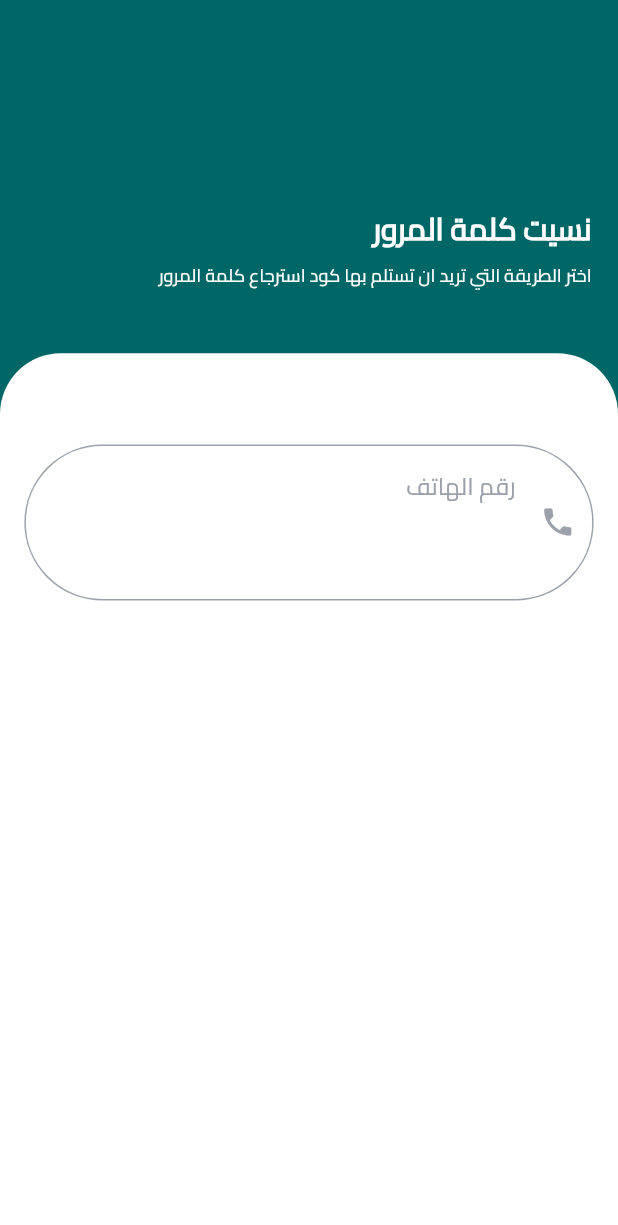
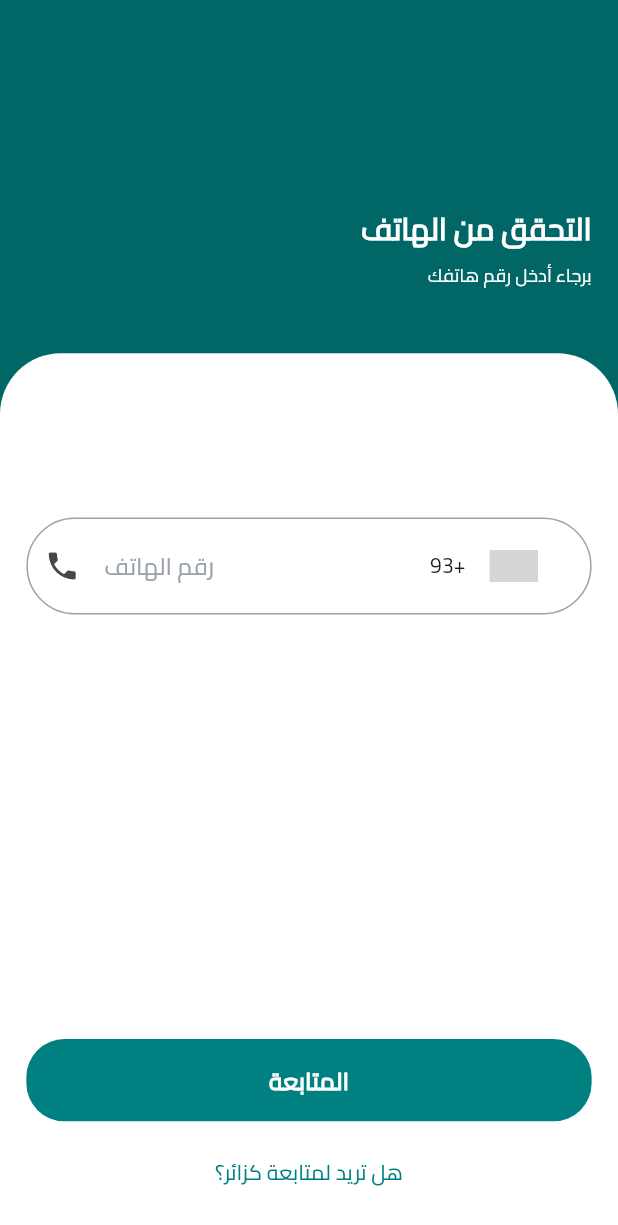
Before and after one commit to melhusseinyy/sakani_app, a Flutter app: the screen it shows after launch, after a tap on "نسيت كلمة السر؟", on a phone screen of 412 x 824 dp. Shown: the top 1225 px of the screen. Run offline on Flutter 3.47's test engine with Material 3 defaults, Android fonts, the phone set to English and light mode, and no system bars; drawn by our look-alikes of country_code_picker; our stand-ins replace flutter_screenutil, iconsax_flutter, pin_code_fields; grey boxes are pictures that could not be loaded.

Commit message:
return password back

```diff
--- a/lib/custom_button.dart
+++ b/lib/custom_button.dart
@@ -2,21 +2,23 @@ import 'package:flutter/material.dart';
 import 'package:flutter_screenutil/flutter_screenutil.dart';
 
 class CustomButton extends StatelessWidget {
-   CustomButton({super.key,required this.onTap});
+   CustomButton({super.key,required this.onTap, required this.width, required this.height, required this.text});
 VoidCallback? onTap;
+final double width,height;
+final String text;
   @override
   Widget build(BuildContext context) {
     return  GestureDetector(
       onTap: onTap,
       child: Container(
-                              width: 253.w,
-                              height: 54.h,
+                              width: width,
+                              height: height,
                               decoration: BoxDecoration(
                                 borderRadius: BorderRadius.circular(25.sp),
                                 color: Color(0xff008080)
                               ),
                               child:  Center(
-                                child: Text('تسجيل الدخول',style: TextStyle(
+                                child: Text(text,style: TextStyle(
                                                               fontWeight: FontWeight.w600,
                                                               fontSize: 16.sp,
                                                               color: Colors.white
--- a/lib/main.dart
+++ b/lib/main.dart
@@ -20,7 +20,7 @@ class SakaniApp extends StatelessWidget {
           locale: const Locale('ar'),
           builder: (context, child) {
             return Directionality(
-              textDirection: TextDirection.ltr,
+              textDirection: TextDirection.rtl,
               child: child!,
             );
           },
--- a/lib/views/forget_password_page.dart
+++ b/lib/views/forget_password_page.dart
@@ -1,45 +1,99 @@
+import 'package:country_code_picker/country_code_picker.dart';
 import 'package:flutter/material.dart';
 import 'package:flutter_screenutil/flutter_screenutil.dart';
-import 'package:sakni/widgets/custom_container.dart';
+import 'package:sakni/views/select_pass.dart';
 import 'package:sakni/widgets/custom_text_field.dart';
+import 'package:sakni/widgets/custom_text_home.dart';
 
-import 'package:sakni/widgets/high_container.dart';
 
-class ForgetPasswordPage extends StatelessWidget {
+
+class ForgetPasswordPage extends StatefulWidget {
   const ForgetPasswordPage({super.key});
+
+  @override
+  State<ForgetPasswordPage> createState() => _ForgetPasswordPageState();
+}
+
+class _ForgetPasswordPageState extends State<ForgetPasswordPage> {
+  String phoneNumber='';
+
 
   @override
   Widget build(BuildContext context) {
     return Scaffold(
 
-      body:Stack(
+      body: Stack(
         children: [
-          HighContainer(title: 'نسيت كلمة المرور',
-      subTitle: 'اختر الطريقة التي تريد ان تستلم بها كود استرجاع كلمة المرور',),
+          CustomTextHome(title: 'التحقق من الهاتف', subTitle: 'برجاء أدخل رقم هاتفك'),
            Positioned(
           top: 232.h,
           left: 0,
           right: 0,
-          child: Container(
+          child:Container(
                 height: 580.h
                 ,
                   decoration: BoxDecoration(
           borderRadius: BorderRadius.only(topLeft: Radius.circular(40.r),
           topRight: Radius.circular(40.r)),
-          color: Colors.white),
+          color: Colors.white
+                  ),
                   child: Padding(
-              padding: const EdgeInsets.symmetric(horizontal: 16).r,
+                    padding: const EdgeInsets.symmetric(horizontal: 16).w,
                     child: Column(
                       children: [
-                  SizedBox(height: 60.h,),
-                  CustomFormTextField(hintText: 'رقم الهاتف', suffixIcon: Icons.phone, onChanged: (Data){}, borderColor:Color(0xff15B097),maxLines: 3,)
+                        SizedBox(height: 108.h,),
+                        CustomFormTextField(hintText:'رقم الهاتف' ,suffixIcon:Icon(Icons.phone),prefixIcon:Row(
+                          mainAxisSize: MainAxisSize.min,
+                          children: [
+                           CountryCodePicker(),
+                          ],
+                        ) ,onChanged: (value){
+                         setState(() {
+                         phoneNumber=value;
+
+                         });
+                        },),
+                        SizedBox(height: 279.h,),
+                        GestureDetector(
+                          onTap: () {
+                            Navigator.push(context, MaterialPageRoute(builder:(context){
+                              return SelectPass(
+                                phoneNumber: phoneNumber,
+                              );
+                            }));
+                          },
+                          child: Container(
+                            height: 54.h,
+                            width: 343.w,
+                            decoration: BoxDecoration(
+                              borderRadius: BorderRadius.circular(25.r),
+                              color: Color(0xff008080),
+                            ),
+                            child: Center(
+                              child: Text('المتابعة',style: TextStyle(
+                                color: Colors.white,
+                                fontSize: 16.sp,
+                                fontWeight: FontWeight.w600,
+                              ),),
+                            ),
+                          ),
+                        ),
+                         SizedBox(height: 24.h,),
+                        Text('هل تريد لمتابعة كزائر؟',style: TextStyle(
+                          fontSize: 14.sp,
+                          fontWeight: FontWeight.w400,
+                          color: Color(0xff008080)
+                        ),)
                       ],
                     ),
                   ),
+
                   ),
         ),
         ],
-      ) ,
+
+      )
+
     );
   }
 }
--- a/lib/views/splash_screen.dart
+++ b/lib/views/splash_screen.dart
@@ -1,7 +1,7 @@
 import 'dart:async';
 
 import 'package:flutter/material.dart';
-import 'package:sakni/views/homeView.dart';
+import 'package:sakni/views/sign_up_page.dart';
 
 class SplashScreen extends StatefulWidget {
   const SplashScreen({super.key});
@@ -13,7 +13,7 @@ class SplashScreen extends StatefulWidget {
 class _SplashScreenState extends State<SplashScreen> {
   @override
   void initState() {
-    Timer(Duration(seconds: 5), ()=>
+    Timer(Duration(seconds: 2), ()=>
     Navigator.pushReplacement(context,MaterialPageRoute(
       builder: (context)=>HomeView()
     ), )
--- /dev/null
+++ b/lib/widgets/container-header.dart
@@ -0,0 +1,42 @@
+import 'package:flutter/material.dart';
+import 'package:flutter_screenutil/flutter_screenutil.dart';
+
+class ContainerHeader extends StatelessWidget {
+  const ContainerHeader({super.key});
+
+  @override
+  Widget build(BuildContext context) {
+    return Container(
+                height: 60.h,decoration: BoxDecoration(
+                  borderRadius: BorderRadius.circular(40.r),
+                  color: Color(0xffD9D9D9)
+                ),
+                child: Row(
+
+                  children: [
+                    SizedBox(width: 40.w,),
+                    Text('انشاء حساب',style: TextStyle(
+                      fontWeight: FontWeight.w600,fontSize: 16.sp,
+                      color: Color(0xff9CA2AC)
+                    ),),
+                    SizedBox(width: 50.w,),
+                    Container(
+                      height: 48.w,
+                      width: 165.h,
+                      decoration: BoxDecoration(
+                  borderRadius: BorderRadius.circular(33.r),
+                  color: Colors.white),
+                      child: Center(
+                        child: Text('تسجيل الدخول',style: TextStyle(
+                          fontWeight: FontWeight.w600,
+                          fontSize: 16.sp,
+                          color: Colors.teal
+                        ),),
+                      ),
+                    )
+                  ],
+                ),
+
+              );
+  }
+}
--- a/lib/widgets/custom_text_field.dart
+++ b/lib/widgets/custom_text_field.dart
@@ -8,55 +8,63 @@ class CustomFormTextField extends StatelessWidget {
     this.obscureText = false,
     this.prefixIcon,
     required this.suffixIcon,
-    required this.onChanged,
-     this.controller,
-     this.errorText,
-    required this.borderColor, this.maxLines=1,
+
+    this.controller,
+    this.errorText,required this.onChanged,
 
   });
-  String hintText;
+  final String hintText;
   final TextEditingController? controller;
-  final IconData? prefixIcon;
-  final IconData suffixIcon;
-  final Function(String)? onChanged;
+  final Widget? prefixIcon;
+  final Widget suffixIcon;
+  final void Function(String)? onChanged;
+
+
   bool obscureText;
   final String? errorText;
-  final Color borderColor;
-  final int? maxLines ;
+
+
 
   @override
   Widget build(BuildContext context) {
     return TextFormField(
-      maxLines: maxLines,
-      onChanged: onChanged,
+
+
+    onChanged:onChanged ,
+
       textAlign: TextAlign.end,
       controller: controller,
 
       obscureText: obscureText,
-      validator: (data) {
-        if (data!.isEmpty) {
-          return 'field is required';
-        }
-        return null;
-      },
 
       decoration: InputDecoration(
+        contentPadding:EdgeInsets.symmetric(vertical:20.h ) ,
+
+
+
 
         errorText: errorText,
 
-        suffixIcon: Icon(suffixIcon, color: Color(0xff9CA2AC)),
-        prefixIcon: Icon(prefixIcon, color: Color(0xff9CA2AC)),
-
+        suffixIcon: suffixIcon,
+        prefixIcon: prefixIcon,
 
         hintText: hintText,
         hintStyle: TextStyle(color: Color(0xff9CA2AC)),
         enabledBorder: OutlineInputBorder(
           borderRadius: BorderRadius.circular(65.r),
-          borderSide: BorderSide(color:Color(0xff9CA2AC)),
+          borderSide: BorderSide(color: Color(0xff9CA2AC)),
         ),
         focusedBorder: OutlineInputBorder(
           borderRadius: BorderRadius.circular(65.r),
-          borderSide: BorderSide(color:borderColor),
+          borderSide: BorderSide(color: Color(0xff15B097)),
+        ),
+        errorBorder: OutlineInputBorder(
+          borderRadius: BorderRadius.circular(65.r),
+          borderSide: const BorderSide(color: Color(0xffC03744)),
+        ),
+        focusedErrorBorder: OutlineInputBorder(
+          borderRadius: BorderRadius.circular(65.r),
+          borderSide: const BorderSide(color: Color(0xffC03744), width: 2),
         ),
       ),
     );
--- a/lib/widgets/high_container.dart
+++ b/lib/widgets/custom_text_home.dart
@@ -1,18 +1,18 @@
 import 'package:flutter/material.dart';
 import 'package:flutter_screenutil/flutter_screenutil.dart';
 
-class HighContainer extends StatelessWidget {
-  const HighContainer({super.key, required this.title, required this.subTitle});
+class CustomTextHome extends StatelessWidget {
+  const CustomTextHome({super.key, required this.title, required this.subTitle});
 final String title,subTitle;
   @override
   Widget build(BuildContext context) {
-    return  Container(
+    return Container(
           color: const Color(0xff006666),
           width: double.infinity,
           child: Padding(
             padding: EdgeInsets.symmetric(horizontal: 16.w),
             child: Column(
-              crossAxisAlignment: CrossAxisAlignment.end,
+              crossAxisAlignment: CrossAxisAlignment.start,
               children: [
                 SizedBox(height: 136.h),
                 Text(
@@ -26,12 +26,14 @@ final String title,subTitle;
                 ),
                 SizedBox(height: 8.h),
                 Text(
+                  textAlign: TextAlign.start,
                  subTitle,
                   style: TextStyle(
                     fontFamily: 'Cairo',
                     fontSize: 12.sp,
                     fontWeight: FontWeight.w400,
                     color: Colors.white,
+
                   ),
                 ),
               ],
--- a/lib/widgets/home_view_body.dart
+++ b/lib/widgets/home_view_body.dart
@@ -1,7 +1,8 @@
 import 'package:flutter/material.dart';
 import 'package:flutter_screenutil/flutter_screenutil.dart';
-import 'package:sakni/widgets/custom_container.dart';
-import 'package:sakni/widgets/high_container.dart';
+import 'package:sakni/widgets/sign_up_body.dart';
+import 'package:sakni/widgets/custom_text_home.dart';
+
 
 
 class HomeViewBody extends StatelessWidget {
@@ -11,12 +12,12 @@ class HomeViewBody extends StatelessWidget {
   Widget build(BuildContext context) {
     return Stack(
       children: [
-        HighContainer(title:'مرحبا بك في سكني' ,subTitle: 'هيا قم بتسجبل الدخول وابدأ رحلتك في البحث عن سكنك',),
+        CustomTextHome(title:'مرحبا بك في سكني' ,subTitle: 'هيا قم بتسجبل الدخول وابدأ رحلتك في البحث عن سكنك',),
         Positioned(
           top: 232.h,
           left: 0,
           right: 0,
-          child: CustomContainer(),
+          child: SignUpBody(),
         ),
 
       ],
--- a/lib/widgets/custom_container.dart
+++ b/lib/widgets/sign_up_body.dart
@@ -3,17 +3,20 @@ import 'package:flutter_screenutil/flutter_screenutil.dart';
 import 'package:iconsax_flutter/iconsax_flutter.dart';
 import 'package:sakni/custom_button.dart';
 import 'package:sakni/views/forget_password_page.dart';
+import 'package:sakni/widgets/container-header.dart';
 import 'package:sakni/widgets/custom_text_field.dart';
 import 'package:sakni/widgets/face_print_widget.dart';
 
-class CustomContainer extends StatefulWidget {
-  const CustomContainer({super.key});
+class SignUpBody extends StatefulWidget {
+  const SignUpBody({super.key});
 
   @override
-  State<CustomContainer> createState() => _CustomContainerState();
+  State<SignUpBody> createState() => _SignUpBodyState();
 }
 
-class _CustomContainerState extends State<CustomContainer> {
+class _SignUpBodyState extends State<SignUpBody> {
+  String? phoneNumber;
+  String? password;
 
    String? errorTextPhone;
   String? errorTextPassword;
@@ -91,60 +94,25 @@ class _CustomContainerState extends State<CustomContainer> {
           child: Column(
             children: [
               SizedBox(height: 24.h,),
-              Container(
-                height: 60.h,decoration: BoxDecoration(
-                  borderRadius: BorderRadius.circular(40.r),
-                  color: Color(0xffD9D9D9)
-                ),
-                child: Row(
-
-                  children: [
-                    SizedBox(width: 40.w,),
-                    Text('انشاء حساب',style: TextStyle(
-                      fontWeight: FontWeight.w600,fontSize: 16.sp,
-                      color: Color(0xff9CA2AC)
-                    ),),
-                    SizedBox(width: 50.w,),
-                    Container(
-                      height: 48.w,
-                      width: 165.h,
-                      decoration: BoxDecoration(
-                  borderRadius: BorderRadius.circular(33.r),
-                  color: Colors.white),
-                      child: Center(
-                        child: Text('تسجيل الدخول',style: TextStyle(
-                          fontWeight: FontWeight.w600,
-                          fontSize: 16.sp,
-                          color: Colors.teal
-                        ),),
-                      ),
-                    )
-                  ],
-                ),
-
-              ),
+              ContainerHeader(),
               SizedBox(height: 24.h),
-              CustomFormTextField(suffixIcon:Icons.call , hintText: 'رقم الهاتف',
-
+              CustomFormTextField(suffixIcon:Icon(Icons.call) , hintText: 'رقم الهاتف',
+            onChanged: (data) {
+              phoneNumber=data;
+            },
               errorText: errorTextPhone,
               obscureText:true ,
               controller:phoneController,
-               borderColor:isPhoneValid?Color(0xff15B097):Color(0xffC03744) ,
-
-              onChanged: (data) {
+              ),
+              SizedBox(height: 24.h),
+              CustomFormTextField(suffixIcon:Icon(Iconsax.lock), hintText: 'كلمة المرور',prefixIcon: Icon(Icons.visibility),
+             onChanged: (data) {
+               password=data;
+             },
+              controller:passwordController ,
+              errorText: errorTextPassword,
 
 
-              },
-              ),
-              SizedBox(height: 24.h),
-              CustomFormTextField(suffixIcon:Iconsax.lock, hintText: 'كلمة المرور',prefixIcon: Icons.visibility,
-
-              controller:passwordController ,
-              errorText: errorTextPassword,
-              borderColor:isPasswordValid?Color(0xff15B097):Color(0xffC03744) ,
-              onChanged: (p0) {
-
-              },
               ),
               SizedBox(height:10.h ,),
               Row(
@@ -166,8 +134,8 @@ class _CustomContainerState extends State<CustomContainer> {
               SizedBox(height: 165.h,),
                         Row(children: [
                          CustomButton(onTap: (){validateAndSubmit();
-
-                         }),
+                         },width: 253.w,
+                              height: 54.h,text: 'تسجيل الدخول',),
                           SizedBox(width: 16.w,),
                          FacePrintWidget()
                         ],
```
Also changed, not shown: lib/views/returnPasswordPage.dart (added, +143 -0 lines), lib/views/select_pass.dart (added, +87 -0 lines), lib/widgets/check_container.dart (added, +56 -0 lines), pubspec.yaml (+3 -4 lines), assets/images/Group 54.png (added), assets/images/Vector.png (added), assets/images/call.png (added), assets/images/fi_323324.png (added), lib/views/sign_up_page.dart (renamed from lib/views/homeView.dart), pubspec.lock, 1 other file. Lines whose indentation alone changed are shown as unchanged.
